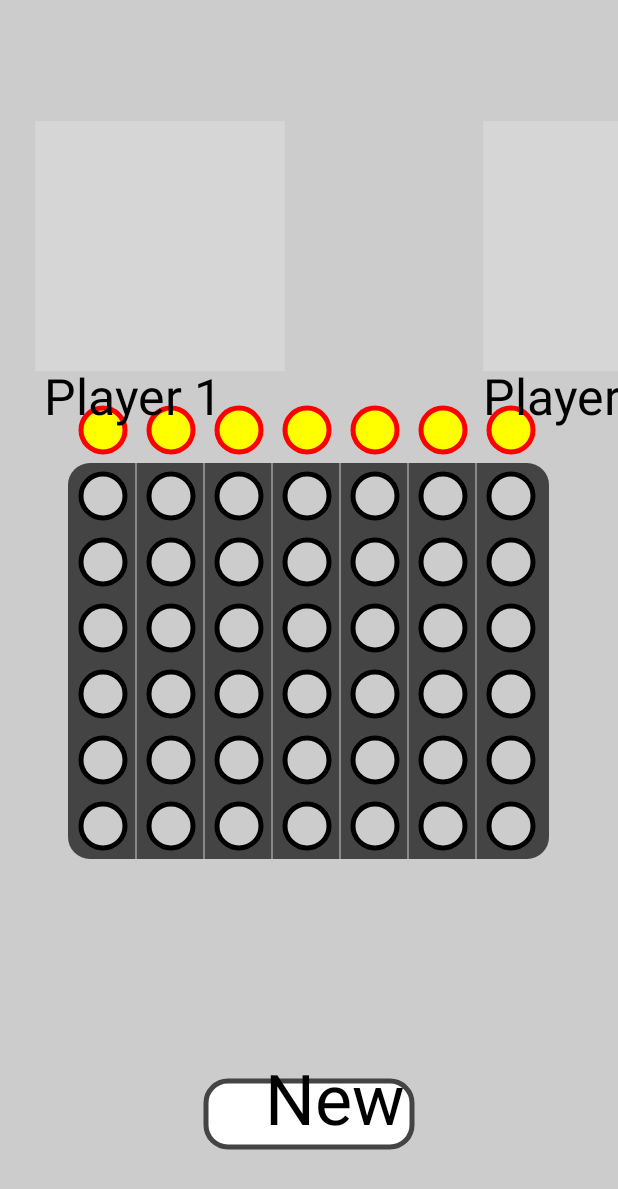
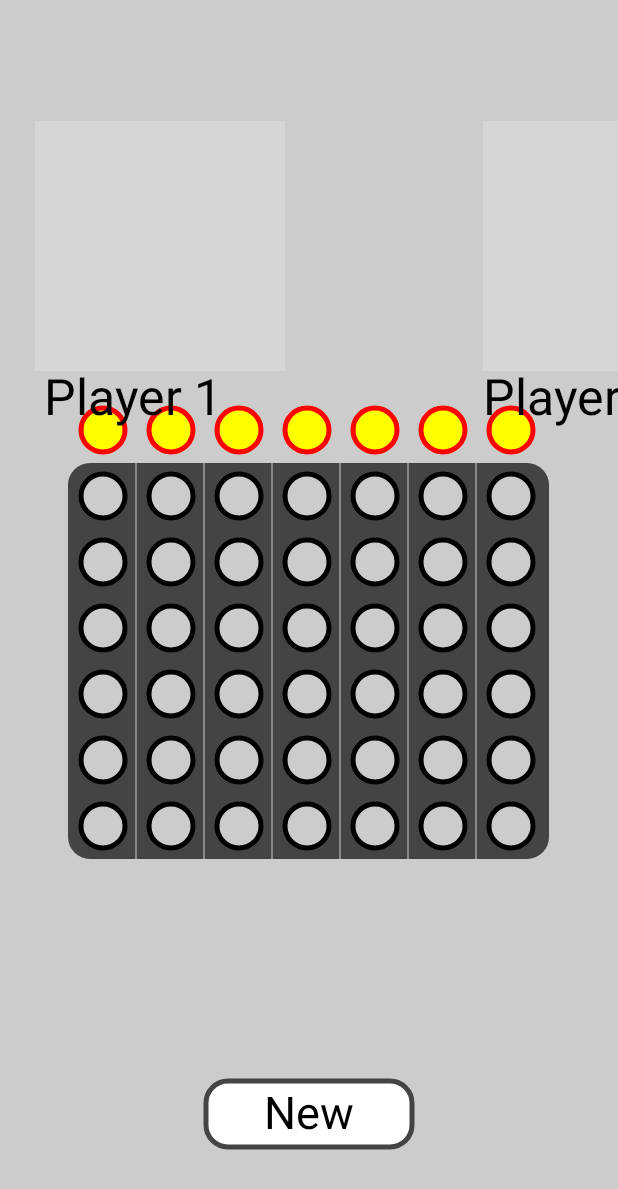
Before and after one commit to mahdafr/19u_cs5381-connectfour, an Android app: the screen it shows after launch (MainActivity), on a phone screen of 412 x 824 dp. Shown: the top 1189 px of the screen. Run offline under Robolectric (Android 15) with nearby library versions, the phone set to English and light mode, and no system bars.

Commit message:
corrected fixed-text; added sounds and dialogs; added diagonal check to backend; fixed comments; missing: readme, uml diagram, and signed apk for release

```diff
--- a/app/src/main/java/edu/utep/cs5381/connectfour/MainActivity.java
+++ b/app/src/main/java/edu/utep/cs5381/connectfour/MainActivity.java
@@ -1,17 +1,13 @@
 package edu.utep.cs5381.connectfour;
 
+import androidx.appcompat.app.AlertDialog;
 import androidx.appcompat.app.AppCompatActivity;
-import androidx.fragment.app.DialogFragment;
-import androidx.fragment.app.FragmentManager;
-
-import android.graphics.Bitmap;
-import android.graphics.BitmapFactory;
-import android.graphics.Picture;
 import android.graphics.drawable.Drawable;
+import android.media.AudioManager;
+import android.media.SoundPool;
 import android.os.Bundle;
-import android.widget.TextView;
 import android.widget.Toast;
-import edu.utep.cs5381.connectfour.ui.GameView; //the UI
+import edu.utep.cs5381.connectfour.ui.*; //the UI
 import edu.utep.cs5381.connectfour.game.Runner; //the model
 
 /**
@@ -19,8 +15,15 @@ import edu.utep.cs5381.connectfour.game.Runner; //the model
  */
 public class MainActivity extends AppCompatActivity {
     private final String TAG = "MAINACT ";
+    private final String restartQuest = "Do you want to start a new Game?";
+    private final String restartMsg = "\nThis will forfeit the current game.";
     private Runner game;
     private GameView gameUI;
+    private SoundPool player;
+    private int player1Sound;
+    private int player2Sound;
+    private int drawSound;
+    private int winningSound;
 
     @Override
     protected void onCreate(Bundle savedInstanceState) {
@@ -30,6 +33,128 @@ public class MainActivity extends AppCompatActivity {
 
         game = new Runner();
         gameUI.setBoard(game.getBoard());
+        listenForTouches();
+
+        Drawable d0 = getResources().getDrawable(R.drawable.player1);
+        Drawable d1 = getResources().getDrawable(R.drawable.player2);
+        gameUI.setImages(d0,d1);
+        gameUI.setNames(game.getPlayer1Name(),game.getPlayer2Name());
+
+        player = new SoundPool(5, AudioManager.STREAM_MUSIC, 0);
+        player1Sound = player.load(this, R.raw.doh, 1);
+        player2Sound = player.load(this,R.raw.haha,1);
+        winningSound = player.load(this, R.raw.futurama, 1);
+        drawSound = player.load(this, R.raw.rickandmortysong, 1);
+    }
+
+    /**
+     * Add a disc in this column for the current player.
+     * @param i the column to drop the disc
+     */
+    private void dropDisc(int i) {
+        if ( !game.dropChip(i-1) && game.chipPlayed() ) {
+            if ( game.getCurrentPlayerID()==1 ) play(player1Sound);
+            else play(player2Sound);
+            game.switchTurns();
+            gameUI.setCurrentPlayer(game.getCurrentPlayerName());
+            gameUI.setBoard(game.getBoard());
+        } else
+            if ( !game.chipPlayed() )
+                toast("Column " +i+ " is full.");
+            else
+                gameFinished();
+        gameUI.invalidate();
+    }
+
+    /**
+     * When the game is finished, show the winning Chip sequence and disable Board touch events.
+     */
+    private void gameFinished() {
+        if ( game.wonByDraw() ) play(drawSound);
+        else {
+            gameUI.setWinSequence(game.getWinningSequence(),game.getWinnerID());
+            play(winningSound);
+        }
+        gameUI.setClickListener(new GameView.ScreenClickListener() {
+            @Override
+            public void clickedBoard(int index) {
+
+            }
+
+            @Override
+            public void clickedButton() {
+                newGame();
+            }
+        });
+        gameUI.invalidate();
+        showAlertDialog(game.getWinnerName() + "!\n" + restartQuest);
+    }
+
+    /**
+     * Start a new Game on user request.
+     */
+    private void newGame() {
+        //ask for user confirmation of forfeit
+        if ( game.inProgress() )
+            showAlertDialog(restartQuest+restartMsg);
+        //ask user confirmation of restart
+        else
+            showAlertDialog(restartQuest);
+        gameUI.invalidate();
+    }
+
+    /**
+     * Starts a new Connect Four Game.
+     */
+    private void startGame() {
+        listenForTouches();
+        game.startOver();
+        gameUI.setBoard(game.getBoard());
+        gameUI.setWinSequence(null, -1);
+        gameUI.setCurrentPlayer(game.getCurrentPlayerName());
+        gameUI.invalidate();
+    }
+
+    /**
+     * Displays an Alert Dialog for the user to confirm selection.
+     */
+    private void showAlertDialog(String msg) {
+        AlertDialog.Builder builder1 = new AlertDialog.Builder(this);
+        builder1.setMessage(msg);
+        builder1.setCancelable(true);
+
+        builder1.setPositiveButton(
+                "Yes",
+                (dialog, id) -> startGame());
+
+        builder1.setNegativeButton(
+                "No",
+                (dialog, id) -> toast("Ok!"));
+
+        AlertDialog alert11 = builder1.create();
+        alert11.show();
+    }
+
+    /**
+     * Makes a Toast message of msg in the app.
+     * @param msg the message to print on Toast
+     */
+    private void toast(String msg) {
+        Toast.makeText(this, msg, Toast.LENGTH_SHORT).show();
+    }
+
+    /**
+     * Plays the soundID sound on call.
+     * @param soundID the sound to play
+     */
+    private void play(int soundID) {
+        player.play(soundID, 1, 1, 0, 0, 1);
+    }
+
+    /**
+     * Creates the ClickListener for touch events.
+     */
+    private void listenForTouches() {
         gameUI.setClickListener(new GameView.ScreenClickListener() {
             @Override
             public void clickedBoard(int index) {
@@ -41,63 +166,5 @@ public class MainActivity extends AppCompatActivity {
                 newGame();
             }
         });
-
-        Drawable d0 = getResources().getDrawable(R.drawable.player1);
-        Drawable d1 = getResources().getDrawable(R.drawable.player2);
-        gameUI.setImages(d0,d1);
-        gameUI.setNames(game.getPlayer1Name(),game.getPlayer2Name());
-    }
-
-    /**
-     * Add a disc in this column for the current player.
-     * @param i the column to drop the disc
-     */
-    private void dropDisc(int i) {
-        if ( !game.dropChip(i-1) && game.chipPlayed() ) {
-            game.switchTurns();
-        } else
-            if ( !game.chipPlayed() )
-                toast(TAG + " not played in " +i);
-            else {
-                toast(TAG + game.getWinnerName() + " won!");
-                gameUI.setWinSequence(game.getWinningSequence(),game.getWinnerID());
-                showAlertDialog();
-            }
-        gameUI.setCurrentPlayer(game.getCurrentPlayerName());
-        gameUI.setBoard(game.getBoard());
-        gameUI.invalidate();
-    }
-
-    /**
-     * Start a new Game on user request.
-     */
-    private void newGame() {
-        if ( game.inProgress() )
-            showAlertDialog();
-        game.startOver();
-        gameUI.setBoard(game.getBoard());
-        gameUI.setWinSequence(null,-1);
-        gameUI.setCurrentPlayer(game.getCurrentPlayerName());
-        gameUI.invalidate();
-    }
-
-    /**
-     * Displays an Alert Dialog for the user to confirm selection.
-     */
-    private void showAlertDialog() {
-        toast(TAG + "want to start new game?");
-        //todo
-//        FragmentManager fm = getSupportFragmentManager();
-//        MyAlertDialogFragment alertDialog = MyAlertDialogFragment.newInstance("Some title");
-//        alertDialog.show(fm, "fragment_alert");
-    }
-
-
-    /**
-     * Makes a Toast message of msg in the app.
-     * @param msg the message to print on Toast
-     */
-    private void toast(String msg) {
-        Toast.makeText(this, msg, Toast.LENGTH_SHORT).show();
     }
 }
--- a/app/src/main/java/edu/utep/cs5381/connectfour/game/Board.java
+++ b/app/src/main/java/edu/utep/cs5381/connectfour/game/Board.java
@@ -73,7 +73,7 @@ public class Board {
     }
 
     /**
-     * CLears the board.
+     * Clears the board.
      */
     private void clear() {
         board = new Place[rows][columns];
--- a/app/src/main/java/edu/utep/cs5381/connectfour/ui/GameView.java
+++ b/app/src/main/java/edu/utep/cs5381/connectfour/ui/GameView.java
@@ -3,6 +3,8 @@ package edu.utep.cs5381.connectfour.ui;
 import android.content.Context;
 import android.graphics.Canvas;
 import android.graphics.drawable.Drawable;
+import android.text.Layout;
+import android.text.StaticLayout;
 import android.view.MotionEvent;
 import android.view.View;
 import android.view.ViewTreeObserver;
@@ -10,12 +12,12 @@ import edu.utep.cs5381.connectfour.game.*;
 
 public class GameView extends View {
     private Parameters params; //bounds for gui elements
-    private PaintData paints;
-    private Drawable player1;
-    private Drawable player2;
-    private Board board;
-    private int[] wins;
-    private int winner;
+    private PaintData paints; //paints for each color
+    private Drawable player1; //p1 image
+    private Drawable player2; //p2 image
+    private Board board; //the board of the game
+    private int[] wins; //the win sequence
+    private int winner; //winning player's ID
     private String player1Name;
     private String player2Name;
     private String currPlayer;
@@ -126,15 +128,26 @@ public class GameView extends View {
      * @param canvas the canvas to draw on
      */
     private void drawButton(Canvas canvas) {
+        String txt = "New";
         int left = params.getButtonLeft();
         int right = params.getButtonRight();
         int top = params.getButtonTop();
         int bottom = params.getButtonBottom();
         int radius = params.getRadius();
 
+        //draw the Button
         canvas.drawRoundRect(left,top,right,bottom,radius,radius,paints.button());
         canvas.drawRoundRect(left,top,right,bottom,radius,radius,paints.buttonBorder());
-        canvas.drawText("New", (left+right)/2-2*radius, top+params.getDiscsRowSkip()-radius, paints.text());
+
+        android.text.TextPaint text = paints.text();
+        text.setTextSize(30 * getResources().getDisplayMetrics().density);
+
+        StaticLayout sl = new StaticLayout(txt, paints.text(), params.getWidth(),
+                Layout.Alignment.ALIGN_CENTER, 1, 1, true);
+        canvas.save();
+        canvas.translate(0, top);
+        sl.draw(canvas);
+        canvas.restore();
     }
 
     /**
@@ -146,18 +159,22 @@ public class GameView extends View {
         int x = 2*params.getRadius();
         int y = params.player1Bottom() + 2*params.getRadius();
         if ( currPlayer!=null && currPlayer==player1Name )
-            canvas.drawText(player1Name,x,y,paints.textCurrent());
+            canvas.drawText(player1Name,x,y,paints.textP1());
         else
             canvas.drawText(player1Name,x,y,paints.textS());
+        if ( winner==1 )
+            canvas.drawText(player1Name,x,y,paints.textWin());
 
         player2.setBounds(params.player2Left(),params.player2Top(),params.player2Right(),params.player2Bottom());
         player2.draw(canvas);
         x = params.player2Left();
         y = params.player2Bottom() + 2*params.getRadius();
         if ( currPlayer!=null && currPlayer==player2Name )
-            canvas.drawText(player2Name,x,y,paints.textCurrent());
+            canvas.drawText(player2Name,x,y,paints.textP2());
         else
             canvas.drawText(player2Name,x,y,paints.textS());
+        if ( winner==2 )
+            canvas.drawText(player2Name,x,y,paints.textWin());
     }
 
     /**
@@ -294,7 +311,7 @@ public class GameView extends View {
         int nwR = board.Rows()-r-1;
         if ( wins!=null ) {
             for ( int i=0 ; i< wins.length && board.getOwnerAt(nwR,c)==winner ; i++ )
-                if ( wins[i]==nwR && i!=wins.length-1 && wins[i+1]==c )
+                if ( (i%2==0) && wins[i]==nwR && i!=wins.length-1 && wins[i+1]==c )
                     return paints.win();
         }
         switch ( board.getOwnerAt(nwR,c) ) {
--- a/app/src/main/java/edu/utep/cs5381/connectfour/ui/PaintData.java
+++ b/app/src/main/java/edu/utep/cs5381/connectfour/ui/PaintData.java
@@ -2,11 +2,15 @@ package edu.utep.cs5381.connectfour.ui;
 
 import android.graphics.Color;
 import android.graphics.Paint;
+import android.text.TextPaint;
 
 /**
  * Data container for the various Paints/Colors used in the UI.
  */
 class PaintData {
+    private final int p1 = Color.RED;
+    private final int p2 = Color.BLUE;
+    private final int win = Color.GREEN;
     private Paint p1Disc;
     private Paint p2Disc;
     private Paint dropDisc;
@@ -16,9 +20,11 @@ class PaintData {
     private Paint winDiscs;
     private Paint butt;
     private Paint buttBorder;
-    private Paint text;
+    private TextPaint text;
     private Paint textSmall;
-    private Paint currTurn;
+    private Paint textP1;
+    private Paint textP2;
+    private Paint textWin;
     private Paint board;
     private Paint transparent;
 
@@ -31,17 +37,29 @@ class PaintData {
         setP2();
         setOtherDiscs();
         setButton();
+        setWin();
+        setText();
     }
 
     /* **************** Assign Methods for Paints **************** */
     private void setP1() {
         p1Disc = new Paint();
-        p1Disc.setColor(Color.GREEN);
+        p1Disc.setColor(p1);
+
+        textP1 = new Paint();
+        textP1.setStyle(Paint.Style.FILL);
+        textP1.setColor(p1);
+        textP1.setTextSize(50);
     }
 
     private void setP2() {
         p2Disc = new Paint();
-        p2Disc.setColor(Color.BLUE);
+        p2Disc.setColor(p2);
+
+        textP2 = new Paint();
+        textP2.setStyle(Paint.Style.FILL);
+        textP2.setColor(p2);
+        textP2.setTextSize(50);
     }
 
     private void setOtherDiscs() {
@@ -58,9 +76,6 @@ class PaintData {
         discBorder.setColor(Color.BLACK);
         discBorder.setStyle(Paint.Style.STROKE);
         discBorder.setStrokeWidth(5);
-
-        winDiscs = new Paint();
-        winDiscs.setColor(Color.RED);
     }
 
     private void setButton() {
@@ -71,20 +86,26 @@ class PaintData {
         buttBorder.setStyle(Paint.Style.STROKE);
         buttBorder.setStrokeWidth(5);
 
-        text = new Paint();
-        text.setStyle(Paint.Style.FILL);
+        text = new TextPaint();
+        text.setAntiAlias(true);
         text.setColor(Color.BLACK);
-        text.setTextSize(70);
+    }
 
+    private void setWin() {
+        winDiscs = new Paint();
+        winDiscs.setColor(win);
+
+        textWin = new Paint();
+        textWin.setStyle(Paint.Style.FILL);
+        textWin.setColor(win);
+        textWin.setTextSize(50);
+    }
+
+    private void setText() {
         textSmall = new Paint();
         textSmall.setStyle(Paint.Style.FILL);
         textSmall.setColor(Color.BLACK);
         textSmall.setTextSize(50);
-
-        currTurn = new Paint();
-        currTurn.setStyle(Paint.Style.FILL);
-        currTurn.setColor(Color.RED);
-        currTurn.setTextSize(50);
     }
 
     /* **************** Getter Methods for Paints **************** */
@@ -115,14 +136,20 @@ class PaintData {
     Paint buttonBorder() {
         return buttBorder;
     }
-    Paint text() {
+    TextPaint text() {
         return text;
     }
     Paint textS() {
         return textSmall;
     }
-    Paint textCurrent() {
-        return currTurn;
+    Paint textP1() {
+        return textP1;
+    }
+    Paint textP2() {
+        return textP2;
+    }
+    Paint textWin() {
+        return textWin;
     }
     Paint background() {
         return disc;
```
Also changed, not shown: app/src/main/java/edu/utep/cs5381/connectfour/game/EndCheck.java (+42 -3 lines), app/src/main/java/edu/utep/cs5381/connectfour/game/Runner.java (+32 -11 lines).
